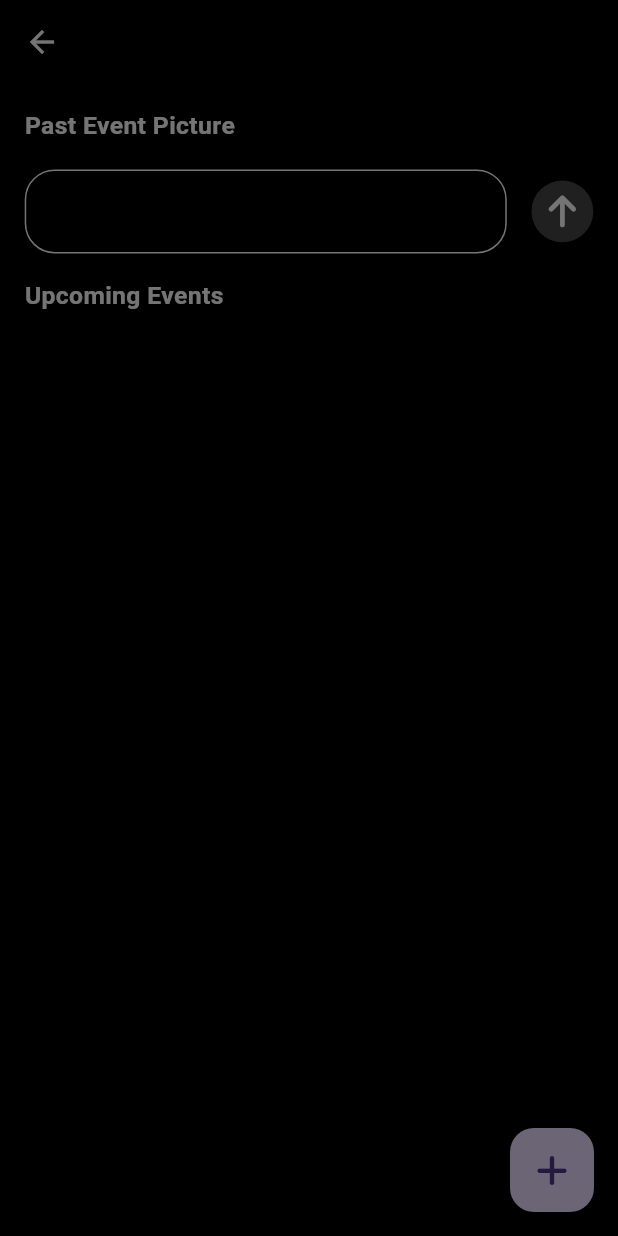
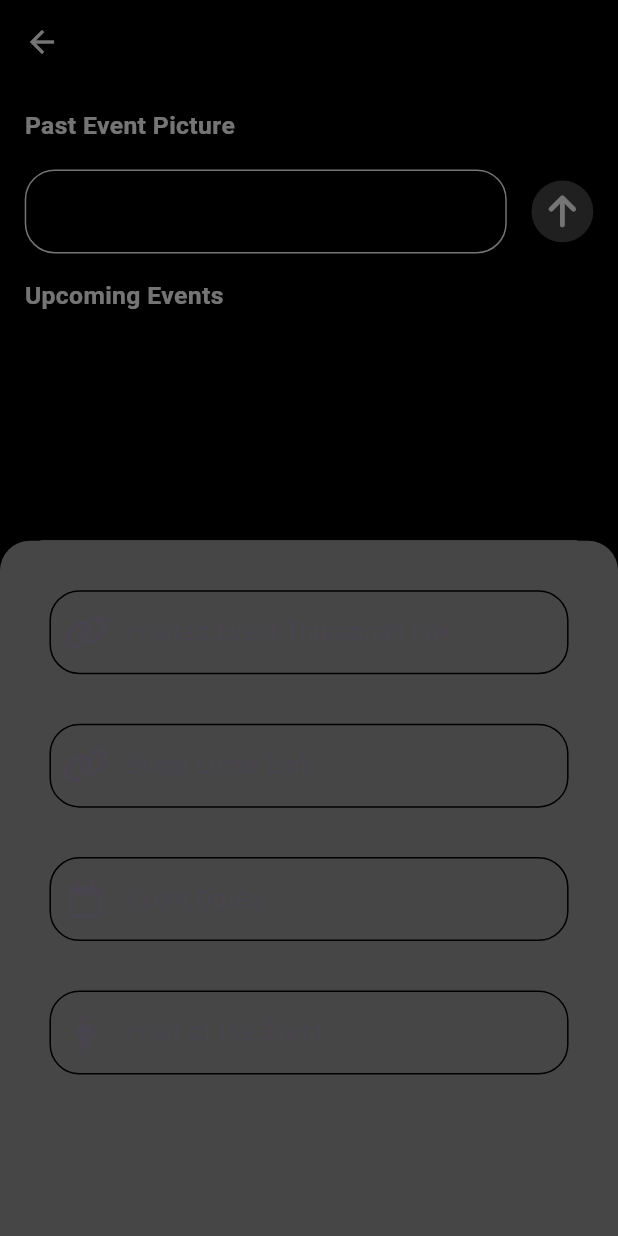
Before and after one commit to FOSS-Community/fosscu-app, a Flutter app: the EventPage screen opened directly, after a tap on an icon or button, on a phone screen of 412 x 824 dp. Run offline on Flutter 3.47's test engine with Material 2 defaults, Android fonts, the phone set to English and light mode, and no system bars; our stand-ins replace animated_text_kit, cached_network_image, cloud_firestore, firebase_auth, firebase_core, flutter_svg and 5 more; missing offline and left inert: slidable_button; accounts and stored records are empty; network calls fail.

Commit message:
added EventForms on the bottomsheet

```diff
--- a/lib/screens/admin_page_screens/events.dart
+++ b/lib/screens/admin_page_screens/events.dart
@@ -2,6 +2,7 @@ import 'package:cloud_firestore/cloud_firestore.dart';
 import 'package:flutter/material.dart';
 import 'package:font_awesome_flutter/font_awesome_flutter.dart';
 import 'package:fosscu_app/constants/color.dart';
+import 'package:fosscu_app/widgets/event_form.dart';
 import 'package:google_fonts/google_fonts.dart';
 
 class EventPage extends StatefulWidget {
@@ -18,7 +19,10 @@ class _EventPageState extends State<EventPage> {
 
   // text controllers
   final pastEventLinkController = TextEditingController();
-
+  final eventThumbnailController = TextEditingController();
+  final eventDatesController = TextEditingController();
+  final eventLumaLinkController = TextEditingController();
+  final eventHostController = TextEditingController();
 
   @override
   void dispose() {
@@ -53,8 +57,6 @@ class _EventPageState extends State<EventPage> {
       'image1': pastEventLinkController.text,
     });
   }
-
-
 
   @override
   Widget build(BuildContext context) {
@@ -166,11 +168,30 @@ class _EventPageState extends State<EventPage> {
                     bottomLeft: Radius.zero,
                     bottomRight: Radius.zero,
                   )),
-                  child: Column(
-                    children: [
-
-                    ],
+              child: Column(
+                children: [
+                  EventForm(
+                    hintText: 'Hosted Event Thumbnail link',
+                    icon: FontAwesomeIcons.link,
+                    controller: eventThumbnailController,
                   ),
+                  EventForm(
+                    hintText: 'Event Luma Link',
+                    icon: FontAwesomeIcons.link,
+                    controller: eventLumaLinkController,
+                  ),
+                  EventForm(
+                    hintText: 'Event Dates',
+                    icon: FontAwesomeIcons.calendar,
+                    controller: eventDatesController,
+                  ),
+                  EventForm(
+                    hintText: 'Host of the Event',
+                    icon: FontAwesomeIcons.person,
+                    controller: eventHostController,
+                  )
+                ],
+              ),
             ),
           );
         },
```
